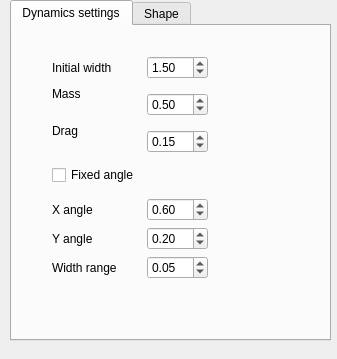
Before: the Qt Designer form krita/plugins/paintops/dynadraw/wdgdynaoptions.ui in KDE/krita, drawn with Qt 5.
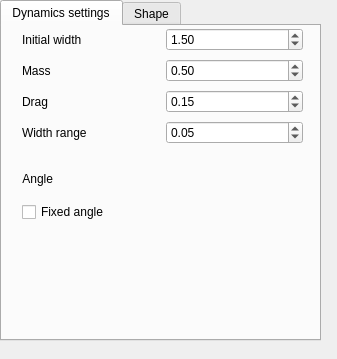
After: the same form once the commit is applied. The open tabs and pages were chosen to show the change. Custom widgets are drawn as their Qt base class.

```diff
--- a/krita/plugins/paintops/dynadraw/wdgdynaoptions.ui
+++ b/krita/plugins/paintops/dynadraw/wdgdynaoptions.ui
@@ -21,10 +21,10 @@
     <height>359</height>
    </size>
   </property>
-  <widget class="QTabWidget" name="tabWidget" >
-   <property name="geometry" >
+  <widget class="QTabWidget" name="tabWidget">
+   <property name="geometry">
     <rect>
-     <x>10</x>
+     <x>0</x>
      <y>0</y>
      <width>321</width>
      <height>341</height>
@@ -49,26 +49,26 @@
     <attribute name="title" >
      <string>Dynamics settings</string>
     </attribute>
-    <widget class="QWidget" name="layoutWidget" >
-     <property name="geometry" >
+    <widget class="QWidget" name="layoutWidget">
+     <property name="geometry">
       <rect>
-       <x>40</x>
-       <y>30</y>
-       <width>156</width>
-       <height>223</height>
+       <x>20</x>
+       <y>0</y>
+       <width>281</width>
+       <height>122</height>
       </rect>
      </property>
-     <layout class="QGridLayout" name="gridLayout" >
-      <item row="0" column="0" colspan="2" >
-       <widget class="QLabel" name="initWidthLbl" >
-        <property name="text" >
+     <layout class="QGridLayout" name="gridLayout">
+      <item row="0" column="0">
+       <widget class="QLabel" name="initWidthLbl">
+        <property name="text">
          <string>Initial width</string>
         </property>
        </widget>
       </item>
-      <item row="0" column="2" >
-       <widget class="QDoubleSpinBox" name="initWidthSPBox" >
-        <property name="minimum" >
+      <item row="0" column="1">
+       <widget class="QDoubleSpinBox" name="initWidthSPBox">
+        <property name="minimum">
          <double>-99.000000000000000</double>
         </property>
         <property name="singleStep" >
@@ -79,9 +79,16 @@
         </property>
        </widget>
       </item>
-      <item rowspan="2" row="1" column="2" >
-       <widget class="QDoubleSpinBox" name="massSPBox" >
-        <property name="minimum" >
+      <item row="1" column="0">
+       <widget class="QLabel" name="label_2">
+        <property name="text">
+         <string>Mass</string>
+        </property>
+       </widget>
+      </item>
+      <item row="1" column="1">
+       <widget class="QDoubleSpinBox" name="massSPBox">
+        <property name="minimum">
          <double>-99.000000000000000</double>
         </property>
         <property name="singleStep" >
@@ -92,16 +99,16 @@
         </property>
        </widget>
       </item>
-      <item rowspan="2" row="2" column="0" colspan="2" >
-       <widget class="QLabel" name="label_3" >
-        <property name="text" >
+      <item row="2" column="0">
+       <widget class="QLabel" name="label_3">
+        <property name="text">
          <string>Drag</string>
         </property>
        </widget>
       </item>
-      <item row="3" column="2" >
-       <widget class="QDoubleSpinBox" name="dragSPBox" >
-        <property name="minimum" >
+      <item row="2" column="1">
+       <widget class="QDoubleSpinBox" name="dragSPBox">
+        <property name="minimum">
          <double>-99.000000000000000</double>
         </property>
         <property name="singleStep" >
@@ -112,77 +119,66 @@
         </property>
        </widget>
       </item>
-      <item rowspan="2" row="4" column="0" colspan="3" >
-       <widget class="QCheckBox" name="fixedAngleChBox" >
-        <property name="text" >
-         <string>Fixed angle</string>
+      <item row="3" column="1">
+       <widget class="QDoubleSpinBox" name="widthRangeSPBox">
+        <property name="minimum">
+         <double>-99.000000000000000</double>
         </property>
-       </widget>
-      </item>
-      <item row="6" column="0" colspan="2" >
-       <widget class="QLabel" name="label_4" >
-        <property name="text" >
-         <string>X angle</string>
+        <property name="singleStep">
+         <double>0.050000000000000</double>
         </property>
-       </widget>
-      </item>
-      <item row="7" column="0" >
-       <widget class="QLabel" name="label_5" >
-        <property name="text" >
-         <string>Y angle</string>
+        <property name="value">
+         <double>0.050000000000000</double>
         </property>
        </widget>
       </item>
-      <item row="8" column="0" colspan="2" >
-       <widget class="QLabel" name="label_6" >
-        <property name="text" >
+      <item row="3" column="0">
+       <widget class="QLabel" name="label_6">
+        <property name="text">
          <string>Width range</string>
         </property>
        </widget>
       </item>
-      <item row="8" column="2" >
-       <widget class="QDoubleSpinBox" name="widthRangeSPBox" >
-        <property name="minimum" >
-         <double>-99.000000000000000</double>
-        </property>
-        <property name="singleStep" >
-         <double>0.050000000000000</double>
-        </property>
-        <property name="value" >
-         <double>0.050000000000000</double>
-        </property>
-       </widget>
+     </layout>
+    </widget>
+    <widget class="QWidget" name="">
+     <property name="geometry">
+      <rect>
+       <x>20</x>
+       <y>135</y>
+       <width>281</width>
+       <height>61</height>
+      </rect>
+     </property>
+     <layout class="QVBoxLayout" name="verticalLayout_2">
+      <item>
+       <layout class="QHBoxLayout" name="horizontalLayout_3" stretch="0,1">
+        <item>
+         <widget class="QLabel" name="label">
+          <property name="enabled">
+           <bool>true</bool>
+          </property>
+          <property name="text">
+           <string>Angle</string>
+          </property>
+          <property name="alignment">
+           <set>Qt::AlignRight|Qt::AlignTrailing|Qt::AlignVCenter</set>
+          </property>
+         </widget>
+        </item>
+        <item>
+         <widget class="KisDoubleSliderSpinBox" name="angleSlider" native="true">
+          <property name="enabled">
+           <bool>false</bool>
+          </property>
+         </widget>
+        </item>
+       </layout>
       </item>
-      <item row="7" column="2" >
-       <widget class="QDoubleSpinBox" name="yAngleSPBox" >
-        <property name="minimum" >
-         <double>-99.000000000000000</double>
-        </property>
-        <property name="singleStep" >
-         <double>0.050000000000000</double>
-        </property>
-        <property name="value" >
-         <double>0.200000000000000</double>
-        </property>
-       </widget>
-      </item>
-      <item row="6" column="2" >
-       <widget class="QDoubleSpinBox" name="xAngleSPBox" >
-        <property name="minimum" >
-         <double>-99.000000000000000</double>
-        </property>
-        <property name="singleStep" >
-         <double>0.050000000000000</double>
-        </property>
-        <property name="value" >
-         <double>0.600000000000000</double>
-        </property>
-       </widget>
-      </item>
-      <item row="1" column="0" colspan="2" >
-       <widget class="QLabel" name="label_2" >
-        <property name="text" >
-         <string>Mass</string>
+      <item>
+       <widget class="QCheckBox" name="fixedAngleChBox">
+        <property name="text">
+         <string>Fixed angle</string>
         </property>
        </widget>
       </item>
@@ -294,6 +290,14 @@
    </widget>
   </widget>
  </widget>
+ <customwidgets>
+  <customwidget>
+   <class>KisDoubleSliderSpinBox</class>
+   <extends>QWidget</extends>
+   <header>kis_slider_spin_box.h</header>
+   <container>1</container>
+  </customwidget>
+ </customwidgets>
  <resources/>
  <connections/>
 </ui>
```
Left out of the diff: 97 changed lines with no effect on the pictures.
